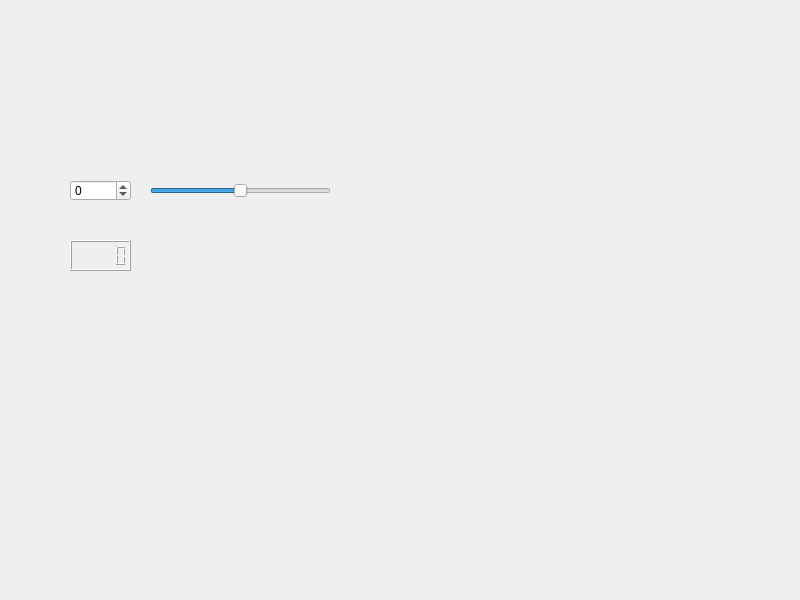
First picture: the form in widget.ui, repository Even8787/0922_test, before the edit.
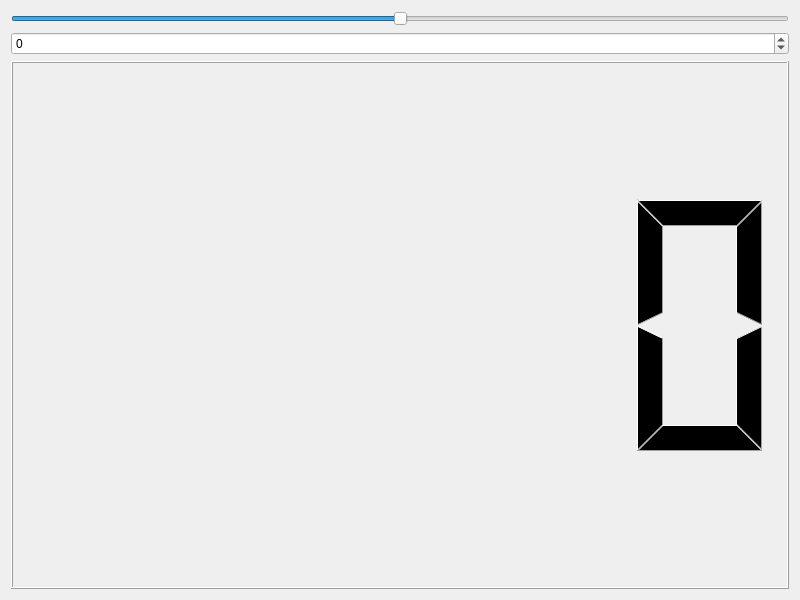
Second picture: the form after the edit.

Commit message: Project Completed

```diff
--- a/widget.ui
+++ b/widget.ui
@@ -13,31 +13,11 @@
   <property name="windowTitle">
    <string>Widget</string>
   </property>
-  <widget class="QSpinBox" name="spinBox">
-   <property name="geometry">
-    <rect>
-     <x>70</x>
-     <y>180</y>
-     <width>61</width>
-     <height>21</height>
-    </rect>
-   </property>
-   <property name="minimum">
-    <number>-100</number>
-   </property>
-   <property name="maximum">
-    <number>100</number>
-   </property>
-  </widget>
+  <layout class="QVBoxLayout" name="verticalLayout_2">
+   <item>
+    <layout class="QVBoxLayout" name="verticalLayout">
+     <item>
   <widget class="QSlider" name="horizontalSlider">
-   <property name="geometry">
-    <rect>
-     <x>150</x>
-     <y>180</y>
-     <width>181</width>
-     <height>21</height>
-    </rect>
-   </property>
    <property name="minimum">
     <number>-100</number>
    </property>
@@ -48,16 +28,23 @@
     <enum>Qt::Orientation::Horizontal</enum>
    </property>
   </widget>
-  <widget class="QLCDNumber" name="lcdNumber">
-   <property name="geometry">
-    <rect>
-     <x>70</x>
-     <y>240</y>
-     <width>61</width>
-     <height>31</height>
-    </rect>
-   </property>
-  </widget>
+     </item>
+     <item>
+      <widget class="QSpinBox" name="spinBox">
+       <property name="minimum">
+        <number>-100</number>
+       </property>
+       <property name="maximum">
+        <number>100</number>
+       </property>
+      </widget>
+     </item>
+     <item>
+      <widget class="QLCDNumber" name="lcdNumber"/>
+     </item>
+    </layout>
+   </item>
+  </layout>
  </widget>
  <resources/>
  <connections>
```
Lines whose indentation alone changed are shown as unchanged.
